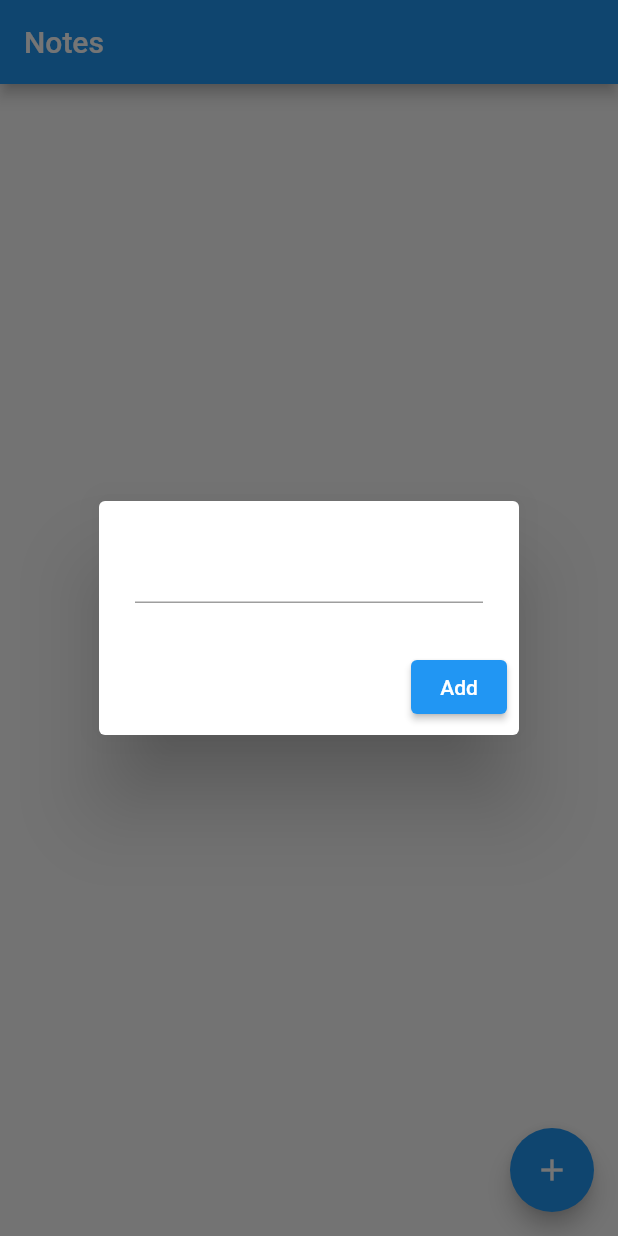
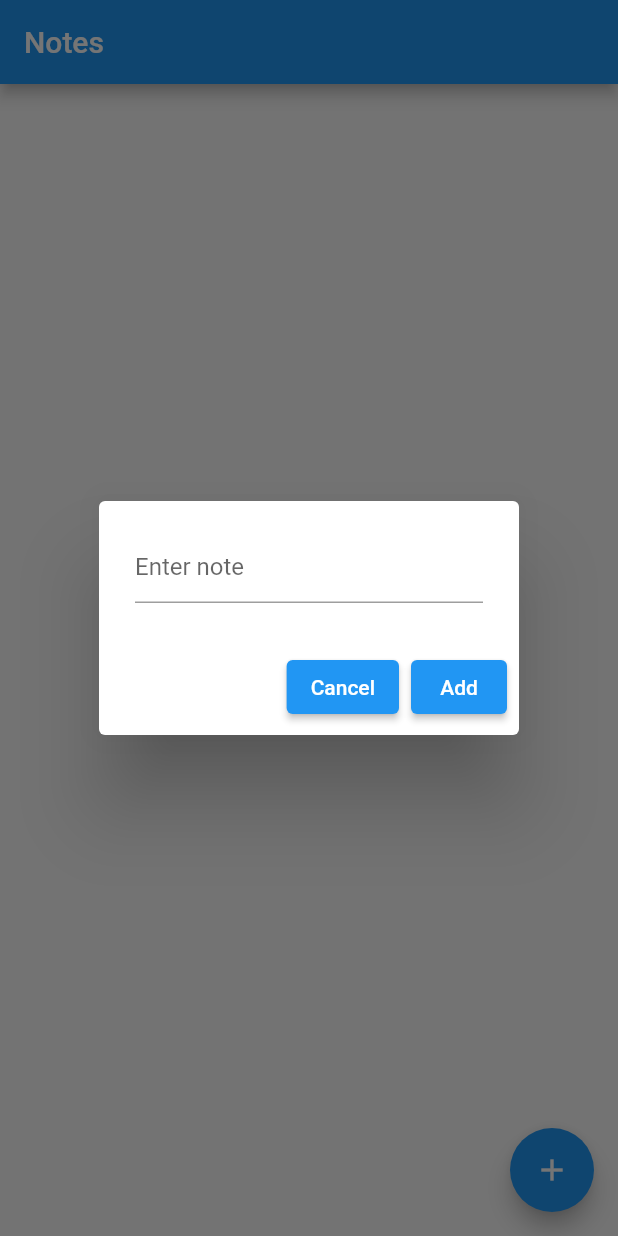
Before and after one commit to timothymichaelcook/to_do_app, a Flutter app: the screen it shows after launch, after a tap on the "add" icon, on a phone screen of 412 x 824 dp. Run offline on Flutter 3.47's test engine with Material 2 defaults, Android fonts, the phone set to English and light mode, and no system bars; our stand-ins replace cloud_firestore, firebase_core; accounts and stored records are empty.

Commit message:
Added cancel button

```diff
--- a/lib/pages/home_page.dart
+++ b/lib/pages/home_page.dart
@@ -22,8 +22,21 @@ class _HomePageState extends State<HomePage> {
         // USER INPUT
         content: TextField(
           controller: textController,
+          decoration: const InputDecoration(
+            hintText: 'Enter note',
+          ),
         ),
         actions: [
+          ElevatedButton(
+            onPressed: () {
+              // CLEAR TEXT
+              //textController.clear();
+              // ?
+              // CLOSE BOX
+              Navigator.pop(context);
+            },
+            child: const Text('Cancel'),
+          ),
           // SAVE BUTTON
           ElevatedButton(
             onPressed: () {
@@ -63,7 +76,7 @@ class _HomePageState extends State<HomePage> {
         builder: (context, snapshot) {
           // GET DATA IN FIREBASE
           if (snapshot.hasData) {
-            List notesList = snapshot.data!.docs;
+            List notesList = snapshot.data?.docs ?? [];
             // DISPLAY AS LIST
             return ListView.builder(
               itemCount: notesList.length,
@@ -87,7 +100,7 @@ class _HomePageState extends State<HomePage> {
                       // UPDATE BUTTON
                       IconButton(
                         onPressed: () => openNoteBox(docID: docID),
-                        icon: const Icon(Icons.settings),
+                        icon: const Icon(Icons.edit),
                       ),
                       // DELETE BUTTON
                       IconButton(
--- a/lib/services/firestore.dart
+++ b/lib/services/firestore.dart
@@ -1,5 +1,6 @@
 import 'package:cloud_firestore/cloud_firestore.dart';
 
+// CLASS FOR FIRESTORE
 class FirestoreService {
   final CollectionReference notes =
       FirebaseFirestore.instance.collection('notes');
```
